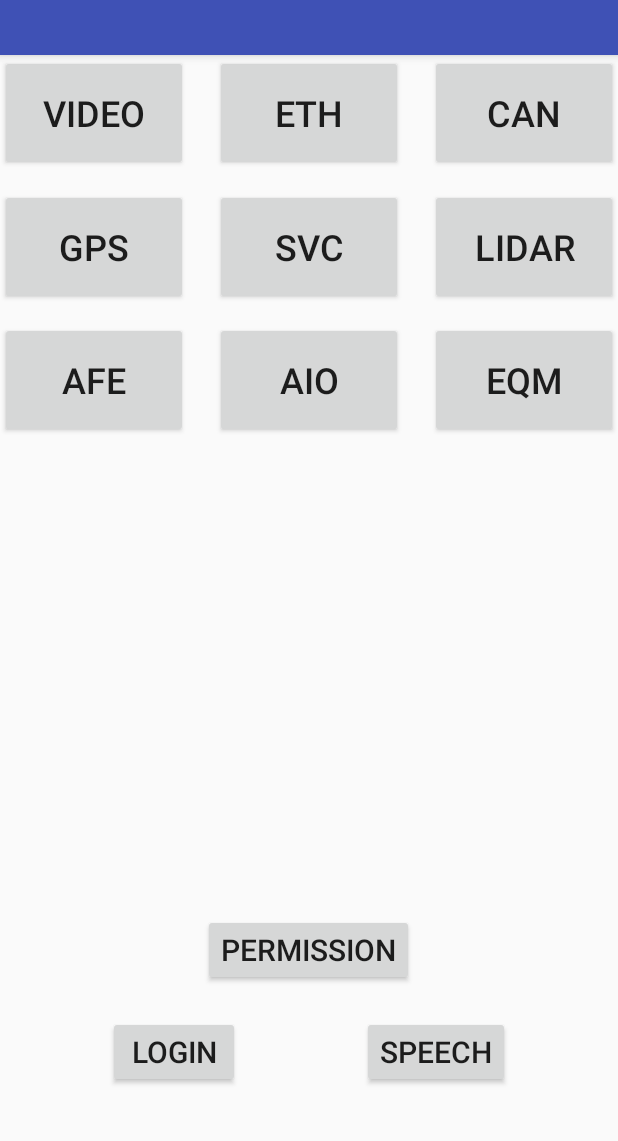
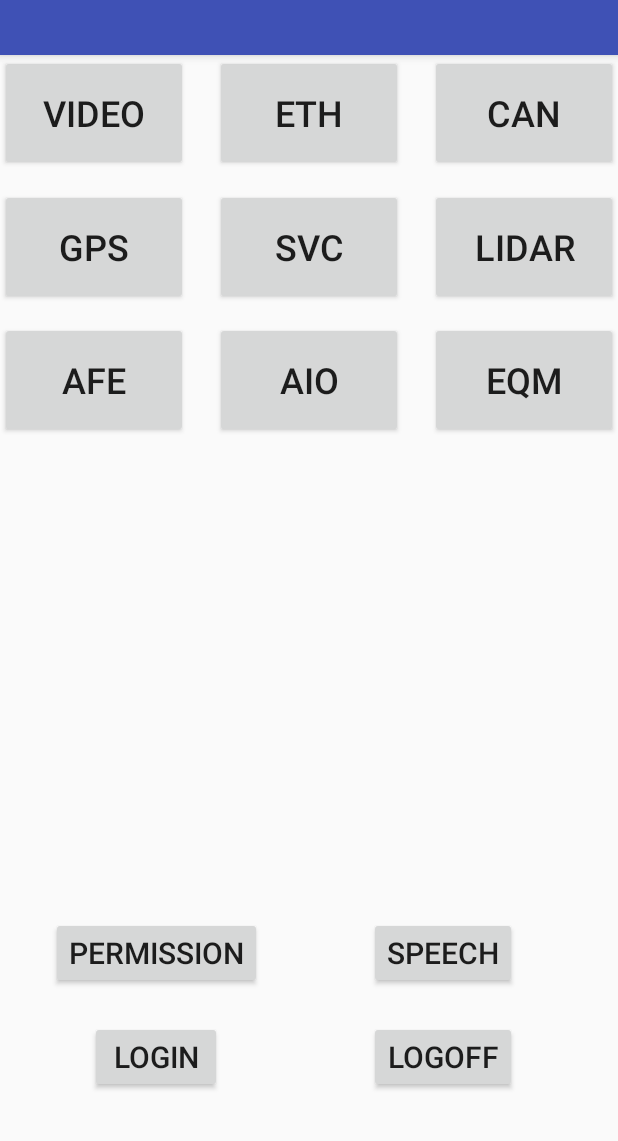
Before and after one commit to KenZhu95/DataM, an Android app: the screen it shows after launch (MainActivity), on a phone screen of 412 x 824 dp, the part 95-1236 px from its top. Run offline under Robolectric (Android 15) with nearby library versions, the phone set to English and light mode, and no system bars; our stand-ins replace EventBus; libraries missing offline, so code that uses them is left out: com.baidu.mapapi, com.baidu.navisdk; 1 statement that could not run was skipped.

Commit message:
rewrite log off page and add break/exit dialog/thread

```diff
--- a/app/src/main/java/com/example/ken_z/datam/LogoffActivity.java
+++ b/app/src/main/java/com/example/ken_z/datam/LogoffActivity.java
@@ -222,7 +222,7 @@ public class LogoffActivity extends AppCompatActivity {
                         }
                     }
                     if (tries_stop >= MAXNUM) {
-                        Toast.makeText(LogoffActivity.this, "开始测试信息发送失败", Toast.LENGTH_LONG).show();
+                        Toast.makeText(LogoffActivity.this, "结束测试信息发送失败", Toast.LENGTH_LONG).show();
                     }
                     if (ifAckStop) {
                         try {
@@ -231,7 +231,8 @@ public class LogoffActivity extends AppCompatActivity {
                             e.printStackTrace();
                         }
                         //LogoffActivity.super.onBackPressed();
-                        MApplication.getInstance().exit();
+                        //MApplication.getInstance().exit();
+                        Toast.makeText(LogoffActivity.this, "测试结束信息发送成功", Toast.LENGTH_LONG).show();
                     }
                 }
             } catch (UnknownHostException e) {
--- a/app/src/main/java/com/example/ken_z/datam/MainActivity.java
+++ b/app/src/main/java/com/example/ken_z/datam/MainActivity.java
@@ -80,8 +80,7 @@ public class MainActivity extends AppCompatActivity implements View.OnTouchListe
 
     private Button button1, button2, button3, button4, button5, button6, button7, button8, button9;
     private Button[] buttons;
-    private Button buttonPermission;
-    private Button buttonLogin, buttonSpeech;
+    private Button buttonLogin, buttonLogoff, buttonSpeech, buttonPermission;
     private RelativeLayout relativeLayout;
     private GestureDetector gestureDetector;
 
@@ -95,6 +94,7 @@ public class MainActivity extends AppCompatActivity implements View.OnTouchListe
     boolean ifToSendNavStartAck = false;
     boolean ifToSendNavAbortAck = false;
     boolean ifToSendNavFinishAck = false;
+    boolean ifToSendBreak = false;
 
 
     private ReceiveHandler receiveHandler = new ReceiveHandler();
@@ -149,6 +149,7 @@ public class MainActivity extends AppCompatActivity implements View.OnTouchListe
 
         buttonPermission = findViewById(R.id.button_permission);
         buttonLogin =  findViewById(R.id.button_login);
+        buttonLogoff = findViewById(R.id.button_logoff);
         buttonSpeech = findViewById(R.id.button_speech);
 
         relativeLayout.setOnTouchListener(this);
@@ -160,6 +161,7 @@ public class MainActivity extends AppCompatActivity implements View.OnTouchListe
         new UdpReceiveThread().start();
         new UdpHeartBeatThread().start();
         new UdpNavigationThread().start();
+        new UdpBreakThread().start();
 
         //gary  #D4D4D4
         //green #7FFF00
@@ -175,6 +177,12 @@ public class MainActivity extends AppCompatActivity implements View.OnTouchListe
             @Override
             public void onClick(View v) {
                 startLogin();
+            }
+        });
+        buttonLogoff.setOnClickListener(new View.OnClickListener() {
+            @Override
+            public void onClick(View v) {
+                startLogoff();
             }
         });
         buttonSpeech.setOnClickListener(new View.OnClickListener() {
@@ -229,6 +237,11 @@ public class MainActivity extends AppCompatActivity implements View.OnTouchListe
 
     private void startLogin() {
         Intent intent = new Intent(MainActivity.this, LoginActivity.class);
+        startActivity(intent);
+    }
+
+    private void startLogoff() {
+        Intent intent = new Intent(MainActivity.this, LogoffActivity.class);
         startActivity(intent);
     }
 
@@ -340,10 +353,9 @@ public class MainActivity extends AppCompatActivity implements View.OnTouchListe
                             dp_receive.getData();
 
                             String rev_log_ = new String(dp_receive.getData(), 0, dp_receive.getLength());
+                            JSONObject jsonObject_;
+                            jsonObject_ = new JSONObject(rev_log_);
 
-                            JSONObject jsonObject_;
-
-                            jsonObject_ = new JSONObject(rev_log_);
                             try {
                                 String chk = jsonObject_.getString("CHK");
                                 int ETT = jsonObject_.getInt(" ETT");
@@ -604,12 +616,61 @@ public class MainActivity extends AppCompatActivity implements View.OnTouchListe
                         s_socket_navigation.send(dp_send_start);
                         ifToSendNavFinishAck = false;
                     }
+
+                    try {
+                        Thread.sleep(1000);
+                    } catch (InterruptedException e) {
+                        e.printStackTrace();
+                    }
                 }
 
+            } catch (UnknownHostException e) {
+                e.printStackTrace();
+            } catch (SocketException e) {
+                e.printStackTrace();
+            } catch (IOException e) {
+                e.printStackTrace();
+            } catch (Exception e) {
+                Log.d("AndroidUDP", e.getMessage());
+            }
+        }
+    }
+
+    public class UdpBreakThread extends Thread {
+        @Override
+        public void run() {
+            try {
+                String ipValidation = Validation.validateIP(APP_IP);
+                Log.d("AndroidUDP", "IP:" + ipValidation);
+
+                InetAddress APP_ADD = InetAddress.getByName(APP_IP);
+                s_socket_heart = new DatagramSocket();
+                JSONObject send_object = new JSONObject();
+                send_object.put("CHK", "pandora");
+                send_object.put("LEN", "99999");
+                send_object.put("ETT", 11);
                 int len = send_object.toString().getBytes().length;
                 String lenString = String.format("%05d", len);
                 send_object.put("LEN", lenString);
 
+                String send_content = send_object.toString();
+                DatagramPacket dp_send_heart = new DatagramPacket(send_content.getBytes(), send_content.getBytes().length, APP_ADD, SERVER_RECEIVE_PORT);
+                while (listenStatus) {
+                    if (ifToSendBreak) {
+                        s_socket_heart.send(dp_send_heart);
+                        try {
+                            Thread.sleep(500);
+                        } catch (InterruptedException e) {
+                            e.printStackTrace();
+                        }
+                        MApplication.getInstance().exit();
+                    }
+                    try {
+                        Thread.sleep(500);
+                    } catch (InterruptedException e) {
+                        e.printStackTrace();
+                    }
+                }
             } catch (UnknownHostException e) {
                 e.printStackTrace();
             } catch (SocketException e) {
@@ -890,8 +951,31 @@ public class MainActivity extends AppCompatActivity implements View.OnTouchListe
 
     @Override
     public void onBackPressed() {
-        Intent intent = new Intent(MainActivity.this, LogoffActivity.class);
-        startActivity(intent);
+//        Intent intent = new Intent(MainActivity.this, LogoffActivity.class);
+//        startActivity(intent);
+        mOffTextView = new TextView(this);
+        mDialog = new android.app.AlertDialog.Builder(this)
+                .setTitle("退出程序")
+                .setCancelable(false)
+                .setView(mOffTextView)
+                .setPositiveButton("确定", new DialogInterface.OnClickListener() {
+                    @Override
+                    public void onClick(DialogInterface dialog, int which) {
+                        ifToSendBreak = true;
+                        Toast.makeText(MainActivity.this, "退出程序", Toast.LENGTH_LONG).show();
+                        //off();
+                    }
+                })
+                .setNegativeButton("取消", new DialogInterface.OnClickListener() {
+                    @Override
+                    public void onClick(DialogInterface dialog, int which) {
+                        mDialog.dismiss();
+                    }
+                })
+                .create();
+        mDialog.show();
+        mDialog.setCanceledOnTouchOutside(false);
+
     }
 
 }
--- a/app/src/main/res/layout/activity_main.xml
+++ b/app/src/main/res/layout/activity_main.xml
@@ -3,6 +3,15 @@
 android:layout_width="match_parent"
 android:layout_height="match_parent"
     android:id="@+id/relative_main">
+
+    <Button
+        android:id="@+id/button_logoff"
+        android:layout_width="wrap_content"
+        android:layout_height="wrap_content"
+        android:layout_alignEnd="@+id/button_speech"
+        android:layout_alignTop="@+id/button_login"
+        android:text="Logoff"
+        android:textSize="20sp" />
 
     <Button
     android:id="@+id/button1"
@@ -99,8 +108,9 @@ android:layout_height="match_parent"
         android:layout_width="wrap_content"
         android:layout_height="wrap_content"
         android:layout_alignParentBottom="true"
-        android:layout_centerHorizontal="true"
-        android:layout_marginBottom="103dp"
+        android:layout_alignParentStart="true"
+        android:layout_marginBottom="101dp"
+        android:layout_marginStart="34dp"
         android:text="Permission"
         android:textSize="20sp" />
 
@@ -109,21 +119,21 @@ android:layout_height="match_parent"
         android:layout_width="wrap_content"
         android:layout_height="wrap_content"
         android:layout_alignParentBottom="true"
-        android:layout_alignParentLeft="true"
-        android:layout_marginBottom="35dp"
-        android:layout_marginLeft="72dp"
+        android:layout_alignParentStart="true"
+        android:layout_marginBottom="32dp"
+        android:layout_marginStart="60dp"
         android:text="Login"
-        android:textSize="20sp"/>
+        android:textSize="20sp" />
 
     <Button
         android:id="@+id/button_speech"
         android:layout_width="wrap_content"
         android:layout_height="wrap_content"
-        android:layout_alignParentRight="true"
-        android:layout_alignTop="@+id/button_login"
-        android:layout_marginRight="72dp"
+        android:layout_alignParentEnd="true"
+        android:layout_alignTop="@+id/button_permission"
+        android:layout_marginEnd="67dp"
         android:text="Speech"
-        android:textSize="20sp"/>
+        android:textSize="20sp" />
 
 
 </RelativeLayout>
```
